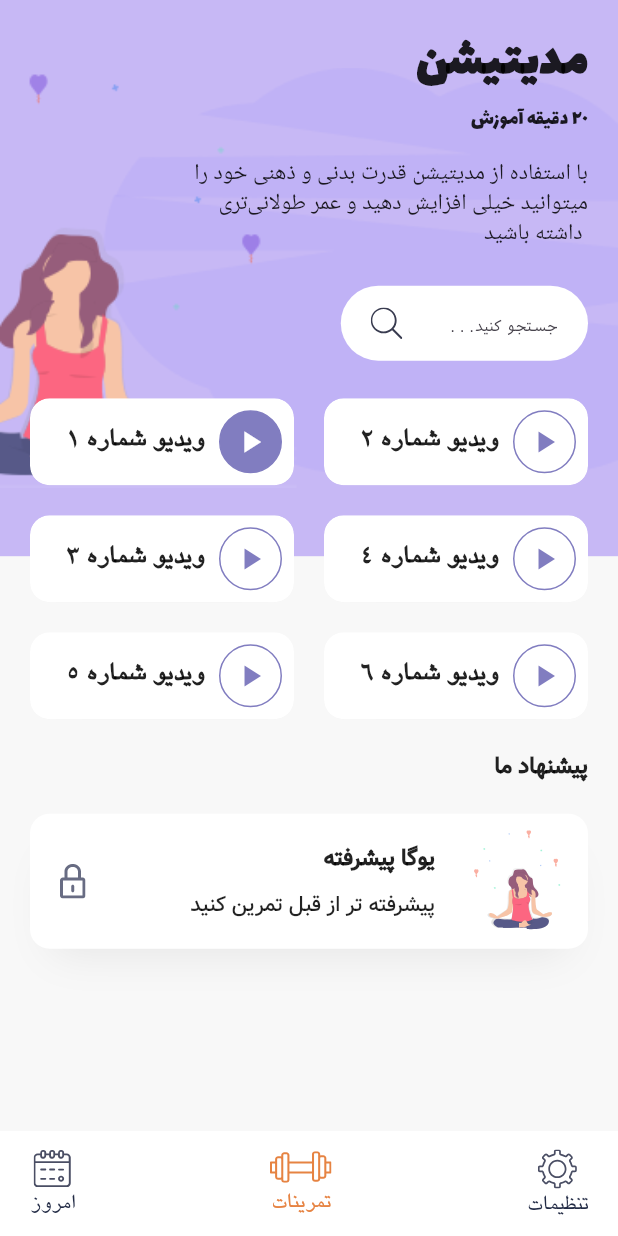
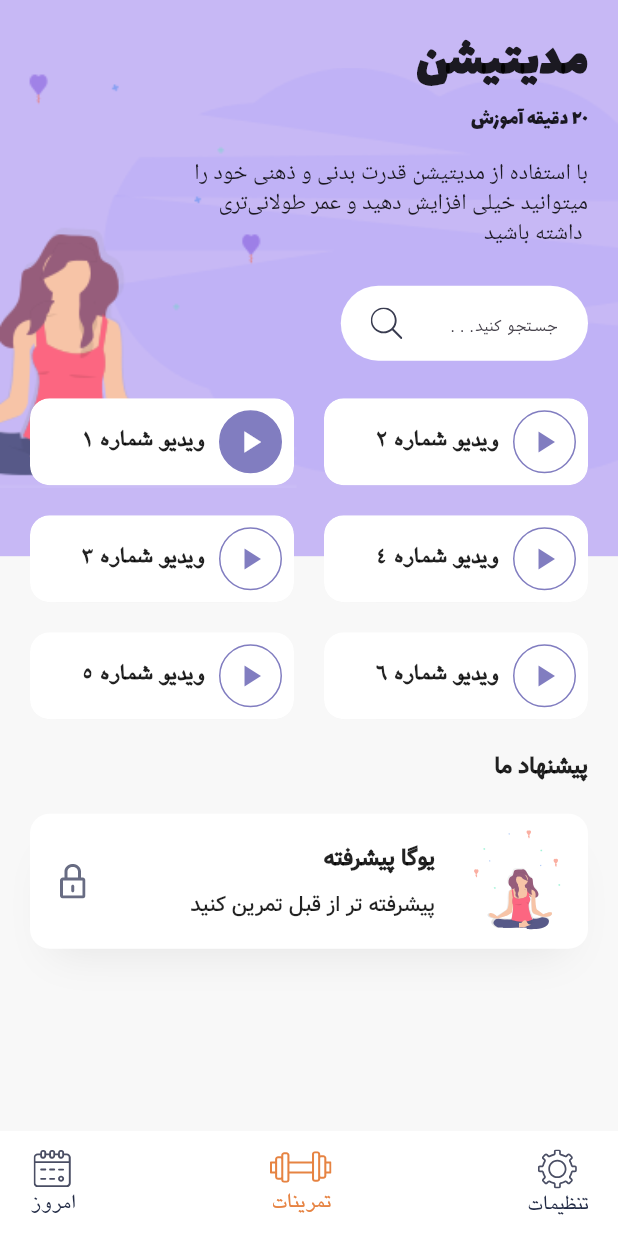
Before and after one commit to AriyaAhadyflutter/meditation_app, a Flutter app: the MeditationPage screen opened directly, on a phone screen of 412 x 824 dp. Run offline on Flutter 3.47's test engine with Material 2 defaults, Android fonts, the phone set to English and light mode, and no system bars; our stand-ins replace chewie, flutter_svg, video_player; Roboto replaces fonts that are missing (YekanBakh).

Commit message:
finish app

```diff
--- a/lib/widgets/videocards.dart
+++ b/lib/widgets/videocards.dart
@@ -45,7 +45,7 @@ class BuildSession extends StatelessWidget {
                         cardnum,
                         style: const TextStyle(
                           fontFamily: 'yagut',
-                          fontSize: 18.0,
+                          fontSize: 16.0,
                           fontWeight: FontWeight.w700,
                         ),
                       ),
```
